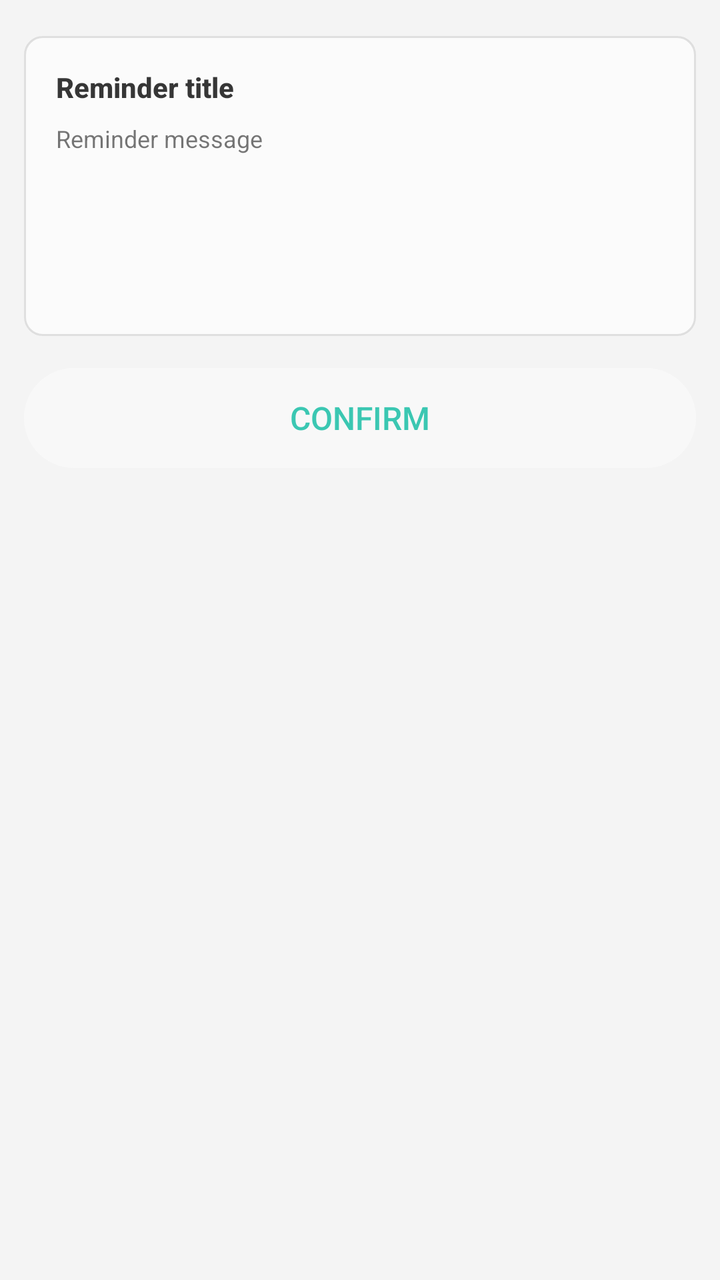
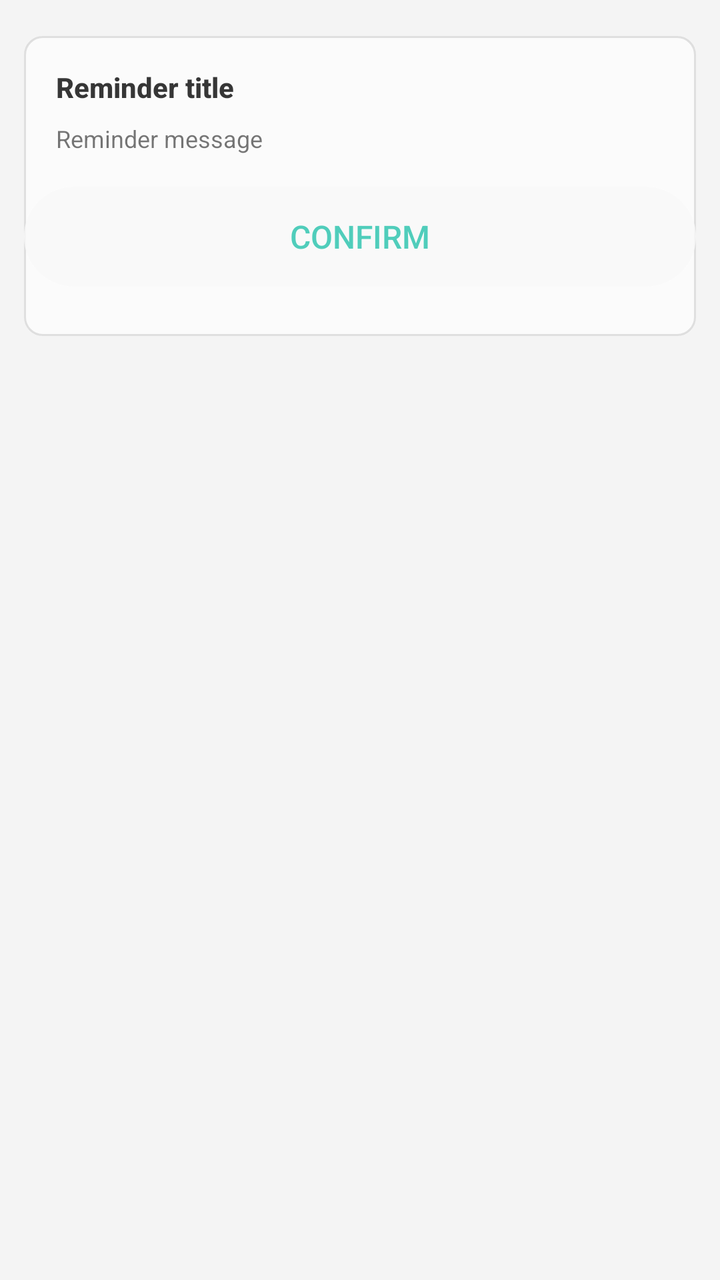

An Android layout rendered at two revisions. The XML below is the earlier revision; the diff shows what the commit changed to produce the second picture.
<!-- AndroidManifest.xml: application theme AppTheme -->
<!-- res/layout/dialog_help_info.xml -->
<?xml version="1.0" encoding="utf-8"?>
<ScrollView
    xmlns:android="http://schemas.android.com/apk/res/android"
    android:overScrollMode="never"
    android:layout_width="match_parent"
    android:layout_height="match_parent">

    <LinearLayout
        android:layout_width="match_parent"
        android:layout_height="wrap_content"
        android:orientation="vertical"
        android:padding="12dp">

        <LinearLayout
            android:alpha="0.9"
            android:layout_width="match_parent"
            android:layout_height="wrap_content"
            android:minHeight="150dp"
            android:layout_marginTop="6dp"
            android:paddingBottom="16dp"
            android:background="@drawable/krscript_item_ripple_kon"
            android:orientation="vertical">

            <TextView
                android:id="@+id/confirm_title"
                android:breakStrategy="simple"
                style="@style/dialogTitle"
                android:text="@string/confirm_title" />
            <TextView
                android:id="@+id/confirm_message"
                android:breakStrategy="simple"
                style="@style/dialogDesc"
                android:text="@string/confirm_message" />

            <FrameLayout
                android:id="@+id/confirm_custom_view"
                android:layout_width="match_parent"
                android:layout_height="wrap_content" />
        </LinearLayout>

        <LinearLayout
            android:layout_marginTop="16dp"
            android:orientation="horizontal"
            android:layout_width="match_parent"
            android:layout_height="wrap_content">

            <Button
                android:id="@+id/btn_confirm"
                style="@style/dialogCancelBtn"
                android:text="@string/btn_confirm">
            </Button>
        </LinearLayout>

    </LinearLayout>
</ScrollView>
<!-- resources referenced by this layout -->
<resources>
  <string name="btn_confirm">Confirm</string>
  <string name="confirm_message">Reminder message</string>
  <string name="confirm_title">Reminder title</string>
  <style name="dialogCancelBtn" parent="dialogLargeBtn">
          <item name="android:layout_marginStart">0dp</item>
          <item name="android:background">@drawable/btn_bg_large_secondary</item>
      </style>
  <style name="dialogDesc" parent="@style/textSmall">
          <item name="android:paddingStart">16dp</item>
          <item name="android:paddingEnd">16dp</item>
          <item name="android:paddingTop">8dp</item>
          <item name="android:layout_width">match_parent</item>
          <item name="android:layout_height">wrap_content</item>
      </style>
  <style name="dialogTitle" parent="@style/textTitle">
          <item name="android:paddingStart">16dp</item>
          <item name="android:paddingEnd">16dp</item>
          <item name="android:paddingTop">16dp</item>
          <item name="android:layout_width">match_parent</item>
          <item name="android:layout_height">wrap_content</item>
      </style>
  <!-- drawable btn_bg_large_secondary (drawable) -->
  <?xml version="1.0" encoding="utf-8"?>
  <selector xmlns:android="http://schemas.android.com/apk/res/android">
      <item android:drawable="@drawable/btn_bg_active_large" android:state_pressed="true" />
      <item android:drawable="@drawable/btn_bg_disabled_large" android:state_enabled="false" />
      <item android:drawable="@drawable/btn_bg_inactive_large_secondary" />
  </selector>
  <style name="textSmall">
          <item name="android:textColor">?android:attr/textColorSecondary</item>
          <item name="android:textSize">12sp</item>
      </style>
  <style name="textTitle">
          <item name="android:textColor">?android:attr/textColorPrimary</item>
          <item name="android:textStyle">bold</item>
          <item name="android:textSize">14dp</item>
      </style>
  <color name="colorPrimary">#64CDB6</color>
  <color name="colorPrimaryDark">#30C7B6</color>
  <color name="colorAccent">#0dbda2</color>
  <color name="colorParseDark">#20605f5f</color>
  <color name="colorPirmDark">#20000000</color>
  <color name="status_bg_light">@android:color/white</color>
  <color name="window_bg_light">#f4f4f4</color>
  <color name="cardBgLight">#CCFFFFFF</color>
  <!-- drawable btn_bg_active_large (drawable) -->
  <?xml version="1.0" encoding="utf-8"?>
  <shape xmlns:android="http://schemas.android.com/apk/res/android"
      android:shape="rectangle">
      <solid android:color="#26828282" />
      
      
      <corners android:radius="25dp" />
  
      
      <padding
          android:bottom="0dp"
          android:left="0dp"
          android:right="0dp"
          android:top="0dp" />
  </shape>
  <!-- drawable seekbar_thumb (drawable) -->
  <?xml version="1.0" encoding="utf-8"?>
  <shape xmlns:android="http://schemas.android.com/apk/res/android">
      <solid android:color="@android:color/transparent" />
      <corners android:radius="10dp" />
      <size
          android:width="12dp"
          android:height="12dp" />
  </shape>
  <!-- drawable switch_track_disabled (drawable) -->
  <?xml version="1.0" encoding="utf-8"?>
  <shape xmlns:android="http://schemas.android.com/apk/res/android">
      <solid android:color="#22888888" />
      <corners android:radius="10dp" />
      <size android:width="66dp" android:height="20dp" />
  </shape>
  <!-- drawable switch_track_open (drawable) -->
  <?xml version="1.0" encoding="utf-8"?>
  <shape xmlns:android="http://schemas.android.com/apk/res/android">
      <solid android:color="?android:colorAccent" />
      <corners android:radius="10dp" />
      <size android:width="66dp" android:height="20dp" />
  </shape>
  <!-- drawable switch_track_close (drawable) -->
  <?xml version="1.0" encoding="utf-8"?>
  <shape xmlns:android="http://schemas.android.com/apk/res/android">
      <solid android:color="#44888888" />
      <corners android:radius="10dp" />
      <size android:width="66dp" android:height="20dp" />
  </shape>
  <!-- unchanged entries left out for length: 14 -->
</resources>

<!-- the commit's change to res/layout/dialog_help_info.xml (unified diff, before → after) -->
@@ -36,19 +36,19 @@
                 android:id="@+id/confirm_custom_view"
                 android:layout_width="match_parent"
                 android:layout_height="wrap_content" />
-        </LinearLayout>
 
-        <LinearLayout
-            android:layout_marginTop="16dp"
-            android:orientation="horizontal"
-            android:layout_width="match_parent"
-            android:layout_height="wrap_content">
+            <LinearLayout
+                android:layout_marginTop="16dp"
+                android:orientation="horizontal"
+                android:layout_width="match_parent"
+                android:layout_height="wrap_content">
 
-            <Button
-                android:id="@+id/btn_confirm"
-                style="@style/dialogCancelBtn"
-                android:text="@string/btn_confirm">
-            </Button>
+                <Button
+                    android:id="@+id/btn_confirm"
+                    style="@style/dialogCancelBtn"
+                    android:text="@string/btn_confirm">
+                </Button>
+            </LinearLayout>
         </LinearLayout>
 
     </LinearLayout>
